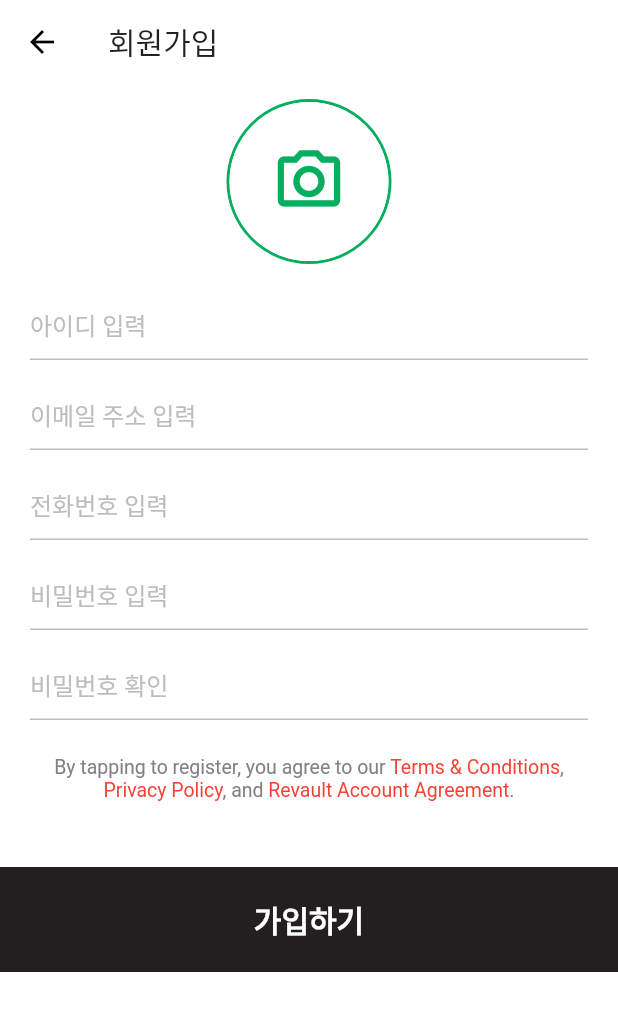
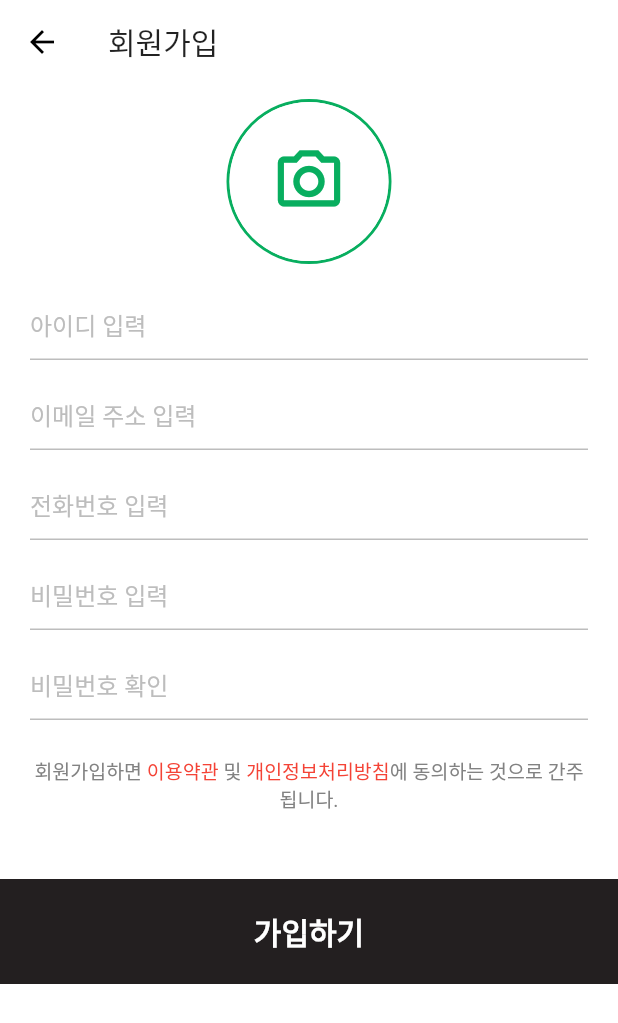
Before and after one commit to Abalcon/RevaultApp, a Flutter app: the SignUp screen opened by its route, on a phone screen of 412 x 824 dp. Shown: the top 1023 px of the screen. Run offline on Flutter 3.47's test engine with Material 2 defaults, Android fonts, the phone set to English and light mode, and no system bars; drawn by our look-alikes of overlay_support; our stand-ins replace carousel_slider, email_validator, firebase_messaging, flutter_secure_storage, image_picker, video_player and 1 more; missing offline and left inert: bootpay_api, customtogglebuttons, flip_panel, flutter_facebook_login, kakao_flutter_sdk, kopo; accounts and stored records are empty.

```diff
--- a/Clonation/revault_app/lib/main.dart
+++ b/Clonation/revault_app/lib/main.dart
@@ -241,10 +241,8 @@ class _MyHomePageState extends State<MyHomePage> {
           mainAxisAlignment: MainAxisAlignment.center,
           children: <Widget>[
             Image.asset(
-              'images/revault_square_logo.jpg',
-              width: MediaQuery.of(context).size.width,
-              height: MediaQuery.of(context).size.height / 1.5,
-              fit: BoxFit.cover,
+              'images/revault_rectangle_logo.png',
+              width: MediaQuery.of(context).size.width * 0.6,
             ),
           ],
         ),
--- a/Clonation/revault_app/lib/signup.dart
+++ b/Clonation/revault_app/lib/signup.dart
@@ -258,34 +258,34 @@ class SignUpFormState extends State<SignUpForm> {
                     ),
                     children: [
                       TextSpan(
-                        text: 'By tapping to register, you agree to our ',
+                        text: '회원가입하면 ',
                       ),
                       TextSpan(
-                        text: 'Terms & Conditions',
+                        text: '이용약관',
                         style: TextStyle(
                           color: Colors.red,
                         ),
                       ),
                       TextSpan(
-                        text: ', ',
+                        text: ' 및 ',
                       ),
                       TextSpan(
-                        text: 'Privacy Policy',
+                        text: '개인정보처리방침',
                         style: TextStyle(
                           color: Colors.red,
                         ),
                       ),
+                      // TextSpan(
+                      //   text: ', and ',
+                      // ),
+                      // TextSpan(
+                      //   text: 'Revault Account Agreement',
+                      //   style: TextStyle(
+                      //     color: Colors.red,
+                      //   ),
+                      // ),
                       TextSpan(
-                        text: ', and ',
-                      ),
-                      TextSpan(
-                        text: 'Revault Account Agreement',
-                        style: TextStyle(
-                          color: Colors.red,
-                        ),
-                      ),
-                      TextSpan(
-                        text: '.',
+                        text: '에 동의하는 것으로 간주됩니다.',
                       ),
                     ]
                   ),
--- a/Clonation/revault_app/pubspec.yaml
+++ b/Clonation/revault_app/pubspec.yaml
@@ -73,11 +73,8 @@ flutter:
   # the material Icons class.
   uses-material-design: true
 
-  # To add assets to your application, add an assets section, like this:
-  # assets:
-  #   - images/a_dot_burr.jpeg
-  #   - images/a_dot_ham.jpeg
   assets:
+    - images/revault_rectangle_logo.png
     - images/revault_square_logo.jpg
     - images/nike_black_hoodie1.jpeg
     - images/nike_black_hoodie2.jpeg
```
Also changed, not shown: Clonation/revault_app/lib/auctionGoodDetail.dart (+23 -8 lines), Clonation/revault_app/lib/auctionList.dart (+3 -5 lines), Clonation/revault_app/lib/myPrevRecords.dart (+9 -6 lines), Clonation/revault_app/images/revault_rectangle_logo.png (added), 1 other file.
